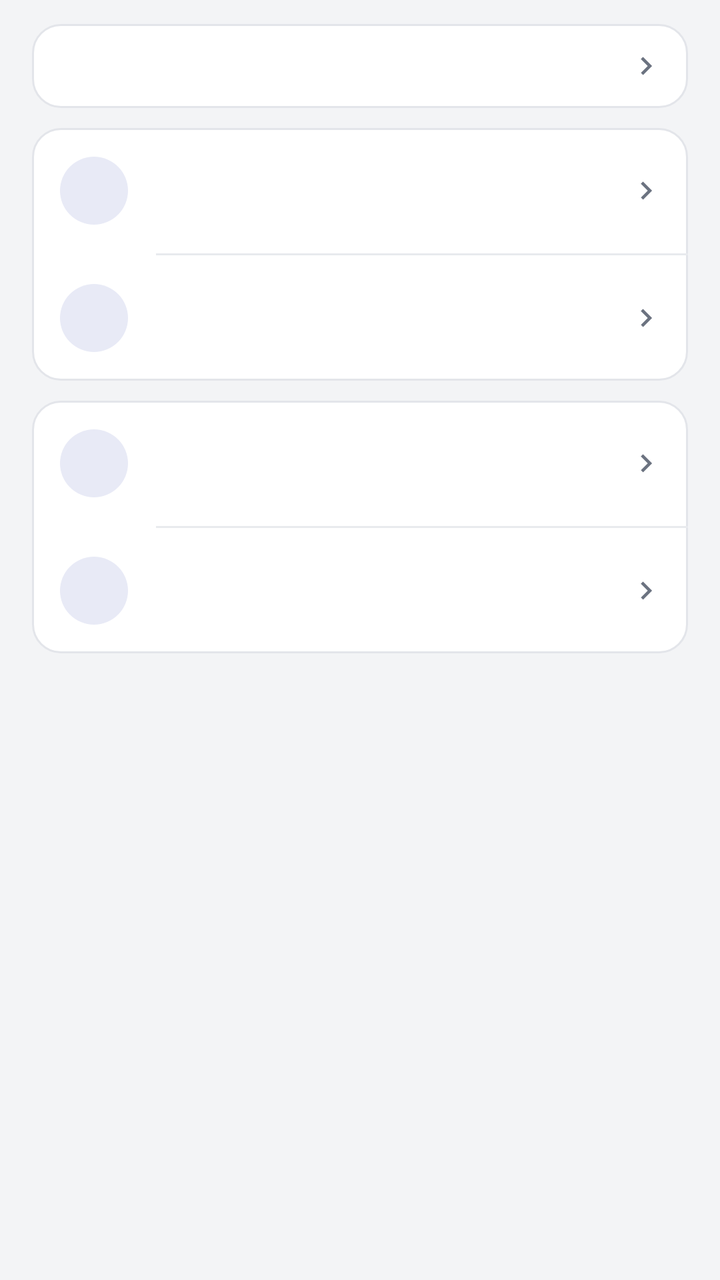
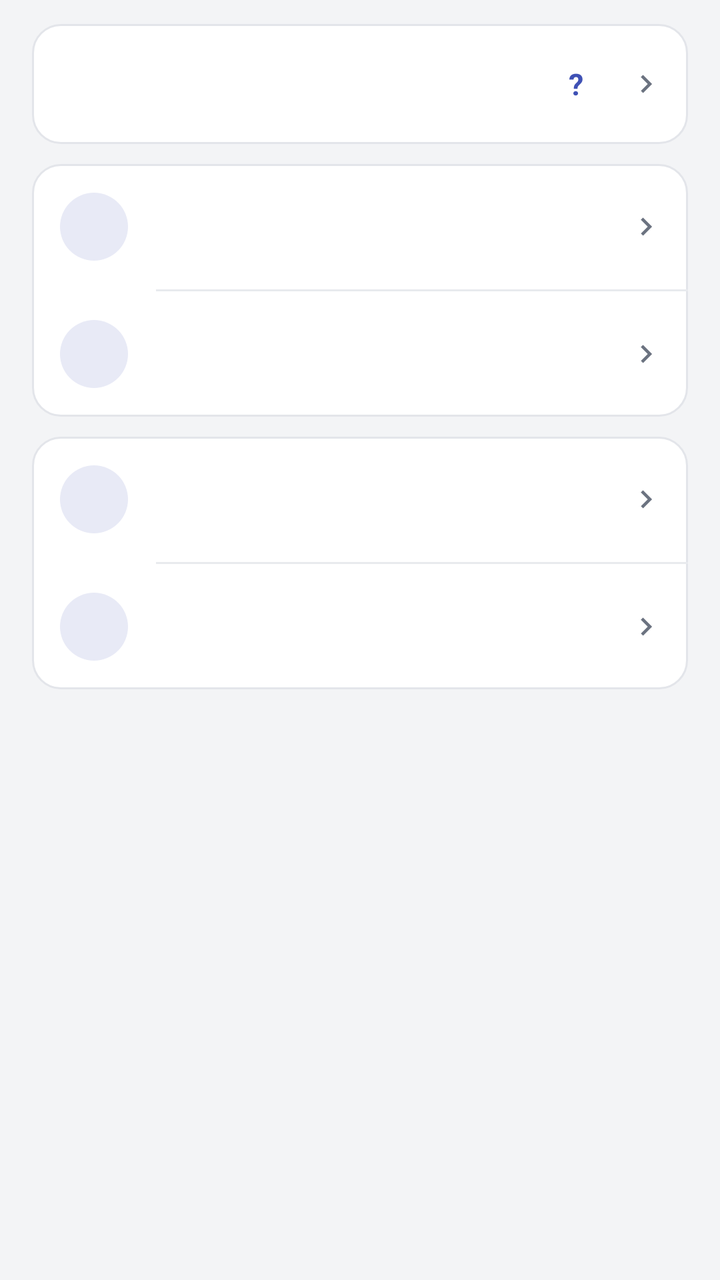

Screens rendered from an Android XML layout before and after an edit, with the pre-edit source and the edit as a unified diff.
<!-- AndroidManifest.xml: activity theme AppTheme -->
<!-- res/layout/activity_main.xml -->
<?xml version="1.0" encoding="utf-8"?>
<ScrollView xmlns:android="http://schemas.android.com/apk/res/android"
    android:id="@+id/root"
    android:layout_width="match_parent"
    android:layout_height="match_parent"
    android:background="@color/bg"
    android:fillViewport="true"
    android:scrollbars="vertical">

    <LinearLayout
        android:layout_width="match_parent"
        android:layout_height="wrap_content"
        android:orientation="vertical">

        
        <LinearLayout
            android:layout_width="match_parent"
            android:layout_height="wrap_content"
            android:orientation="vertical"
            android:paddingStart="@dimen/page_pad"
            android:paddingEnd="@dimen/page_pad"
            android:paddingTop="12dp"
            android:paddingBottom="14dp">

            
            <LinearLayout
                android:id="@+id/status_box"
                android:layout_width="match_parent"
                android:layout_height="wrap_content"
                android:orientation="vertical"
                android:background="@drawable/card_bg_press"
                android:clickable="true"
                android:focusable="false"
                android:paddingStart="14dp"
                android:paddingEnd="12dp"
                android:paddingTop="12dp"
                android:paddingBottom="12dp">

                <LinearLayout
                    android:layout_width="match_parent"
                    android:layout_height="wrap_content"
                    android:orientation="horizontal"
                    android:gravity="center_vertical">

                    <TextView
                        android:id="@+id/status_summary"
                        android:layout_width="0dp"
                        android:layout_height="wrap_content"
                        android:layout_weight="1"
                        android:singleLine="true"
                        android:ellipsize="end"
                        android:textSize="13sp"
                        android:textColor="@color/fg_muted" />

                    <ImageView
                        android:id="@+id/status_chevron"
                        android:layout_width="@dimen/row_chevron"
                        android:layout_height="@dimen/row_chevron"
                        android:layout_marginStart="8dp"
                        android:src="@drawable/ic_chevron"
                        android:tint="@color/fg_muted" />
                </LinearLayout>

                
                <TextView
                    android:id="@+id/status_playtime"
                    android:layout_width="match_parent"
                    android:layout_height="wrap_content"
                    android:paddingTop="6dp"
                    android:textSize="12sp"
                    android:singleLine="true"
                    android:ellipsize="end"
                    android:textColor="@color/fg_muted"
                    android:visibility="gone" />

                <TextView
                    android:id="@+id/status_detail"
                    android:layout_width="match_parent"
                    android:layout_height="wrap_content"
                    android:paddingTop="8dp"
                    android:textSize="11sp"
                    android:lineSpacingExtra="4dp"
                    android:textColor="@color/fg_muted"
                    android:visibility="gone" />
            </LinearLayout>

            
            <LinearLayout
                android:id="@+id/btn_continue"
                android:layout_width="match_parent"
                android:layout_height="wrap_content"
                android:layout_marginTop="@dimen/card_gap"
                android:orientation="horizontal"
                android:gravity="center_vertical"
                android:background="@drawable/btn_primary"
                android:clickable="true"
                android:focusable="false"
                android:paddingStart="16dp"
                android:paddingEnd="16dp"
                android:paddingTop="14dp"
                android:paddingBottom="14dp"
                android:visibility="gone">

                <ImageView
                    android:layout_width="20dp"
                    android:layout_height="20dp"
                    android:src="@drawable/ic_play"
                    android:tint="@color/on_accent" />

                
                <TextView
                    android:id="@+id/continue_text"
                    android:layout_width="0dp"
                    android:layout_height="wrap_content"
                    android:layout_weight="1"
                    android:layout_marginStart="10dp"
                    android:maxLines="2"
                    android:ellipsize="end"
                    android:textSize="15sp"
                    android:fontFamily="sans-serif-medium"
                    android:textColor="@color/on_accent" />

            </LinearLayout>

            
            <LinearLayout
                android:layout_width="match_parent"
                android:layout_height="wrap_content"
                android:layout_marginTop="@dimen/card_gap"
                android:orientation="vertical"
                android:background="@drawable/card_bg">

                <include
                    android:id="@+id/row_add_game"
                    layout="@layout/row_action"
                    android:layout_width="match_parent"
                    android:layout_height="wrap_content" />

                <View
                    android:layout_width="match_parent"
                    android:layout_height="1dp"
                    android:layout_marginStart="62dp"
                    android:background="@color/divider" />

                <include
                    android:id="@+id/row_saves"
                    layout="@layout/row_action"
                    android:layout_width="match_parent"
                    android:layout_height="wrap_content" />
            </LinearLayout>

            
            <LinearLayout
                android:layout_width="match_parent"
                android:layout_height="wrap_content"
                android:layout_marginTop="@dimen/card_gap"
                android:orientation="vertical"
                android:background="@drawable/card_bg">

                <include
                    android:id="@+id/row_trash"
                    layout="@layout/row_action"
                    android:layout_width="match_parent"
                    android:layout_height="wrap_content" />

                <View
                    android:layout_width="match_parent"
                    android:layout_height="1dp"
                    android:layout_marginStart="62dp"
                    android:background="@color/divider" />

                <include
                    android:id="@+id/row_open_logs"
                    layout="@layout/row_action"
                    android:layout_width="match_parent"
                    android:layout_height="wrap_content" />
            </LinearLayout>

            
            <include layout="@layout/plugin_section" />
        </LinearLayout>

        
        <LinearLayout
            android:id="@+id/ver_container"
            android:layout_width="match_parent"
            android:layout_height="wrap_content"
            android:orientation="vertical"
            android:paddingStart="@dimen/page_pad"
            android:paddingEnd="@dimen/page_pad"
            android:paddingBottom="12dp" />

        
        <TextView
            android:id="@+id/ver_empty"
            android:layout_width="match_parent"
            android:layout_height="wrap_content"
            android:padding="28dp"
            android:gravity="center"
            android:textAlignment="center"
            android:textSize="13sp"
            android:lineSpacingExtra="4dp"
            android:textColor="@color/fg_muted" />

        
        <View
            android:layout_width="match_parent"
            android:layout_height="@dimen/page_bottom_space" />
    </LinearLayout>
</ScrollView>
<!-- res/layout/row_action.xml (included above) -->
<?xml version="1.0" encoding="utf-8"?>
<LinearLayout xmlns:android="http://schemas.android.com/apk/res/android"
    android:layout_width="match_parent"
    android:layout_height="wrap_content"
    android:orientation="horizontal"
    android:gravity="center_vertical"
    android:background="?android:attr/selectableItemBackground"
    android:clickable="true"
    android:focusable="false"
    android:paddingStart="14dp"
    android:paddingEnd="12dp"
    android:paddingTop="12dp"
    android:paddingBottom="12dp">

    <FrameLayout
        android:layout_width="@dimen/row_icon_box"
        android:layout_height="@dimen/row_icon_box"
        android:background="@drawable/icon_circle">

        <ImageView
            android:id="@+id/act_icon"
            android:layout_width="@dimen/row_icon"
            android:layout_height="@dimen/row_icon"
            android:layout_gravity="center"
            android:tint="@color/accent" />
    </FrameLayout>

    <LinearLayout
        android:layout_width="0dp"
        android:layout_height="wrap_content"
        android:layout_weight="1"
        android:layout_marginStart="14dp"
        android:orientation="vertical">

        <TextView
            android:id="@+id/act_title"
            android:layout_width="match_parent"
            android:layout_height="wrap_content"
            android:singleLine="true"
            android:ellipsize="end"
            android:textSize="15sp"
            android:textColor="@color/fg" />

        <TextView
            android:id="@+id/act_sub"
            android:layout_width="match_parent"
            android:layout_height="wrap_content"
            android:paddingTop="2dp"
            android:textSize="12sp"
            android:textColor="@color/fg_muted" />
    </LinearLayout>

    <ImageView
        android:layout_width="@dimen/row_chevron"
        android:layout_height="@dimen/row_chevron"
        android:layout_marginStart="8dp"
        android:src="@drawable/ic_chevron"
        android:tint="@color/fg_muted" />
</LinearLayout>
<!-- res/layout/plugin_section.xml (included above) -->
<?xml version="1.0" encoding="utf-8"?>
<LinearLayout xmlns:android="http://schemas.android.com/apk/res/android"
    android:id="@+id/plugin_section"
    android:layout_width="match_parent"
    android:layout_height="wrap_content"
    android:layout_marginTop="8dp"
    android:layout_marginBottom="8dp"
    android:background="@drawable/card_bg"
    android:orientation="vertical"
    android:paddingTop="6dp"
    android:paddingBottom="6dp"
    android:visibility="gone">

    <TextView
        android:id="@+id/plugin_section_title"
        android:layout_width="match_parent"
        android:layout_height="wrap_content"
        android:paddingStart="14dp"
        android:paddingEnd="14dp"
        android:paddingTop="6dp"
        android:paddingBottom="2dp"
        android:text="@string/plugin_section_title"
        android:textColor="@color/fg_muted"
        android:textSize="12sp" />

    
    <LinearLayout
        android:id="@+id/plugin_section_body"
        android:layout_width="match_parent"
        android:layout_height="wrap_content"
        android:orientation="vertical" />

    <LinearLayout
        android:id="@+id/plugin_section_rows"
        android:layout_width="match_parent"
        android:layout_height="wrap_content"
        android:orientation="vertical" />
</LinearLayout>
<!-- resources referenced by this layout -->
<resources>
  <color name="accent">#FF3F51B5</color>
  <color name="bg">#FFF3F4F6</color>
  <color name="divider">#FFE8EAEE</color>
  <color name="fg">#FF1A1C1E</color>
  <color name="fg_muted">#FF6B7280</color>
  <color name="on_accent">#FFFFFFFF</color>
  <dimen name="card_gap">10dp</dimen>
  <dimen name="page_bottom_space">24dp</dimen>
  <dimen name="page_pad">16dp</dimen>
  <dimen name="row_chevron">18dp</dimen>
  <dimen name="row_icon">22dp</dimen>
  <dimen name="row_icon_box">34dp</dimen>
  <!-- drawable card_bg (drawable) -->
  <?xml version="1.0" encoding="utf-8"?>
  <shape xmlns:android="http://schemas.android.com/apk/res/android"
      android:shape="rectangle">
      <solid android:color="@color/card" />
      <corners android:radius="14dp" />
      <stroke android:width="1dp" android:color="@color/card_stroke" />
  </shape>
  <!-- drawable ic_play (drawable) -->
  <?xml version="1.0" encoding="utf-8"?>
  <vector xmlns:android="http://schemas.android.com/apk/res/android"
      android:width="24dp"
      android:height="24dp"
      android:viewportWidth="24"
      android:viewportHeight="24">
      <path
          android:fillColor="@color/icon_tint"
          android:pathData="M8,5v14l11,-7z" />
  </vector>
  <!-- drawable icon_circle (drawable) -->
  <?xml version="1.0" encoding="utf-8"?>
  <shape xmlns:android="http://schemas.android.com/apk/res/android"
      android:shape="oval">
      <solid android:color="@color/accent_soft" />
  </shape>
  <string name="plugin_section_title">Plug-ins</string>
  <color name="accent_press">#FF303F9F</color>
  <color name="card">#FFFFFFFF</color>
  <color name="card_stroke">#FFE3E5EA</color>
  <color name="card_press">#FFEFF1F5</color>
  <color name="icon_tint">#FF5F6368</color>
  <color name="accent_soft">#FFE8EAF6</color>
  <color name="appbar">#FF3F51B5</color>
  <color name="statusbar">#FF303F9F</color>
  <style name="AppBarStyle" parent="android:Widget.Material.ActionBar.Solid">
          <item name="android:background">@color/appbar</item>
          
          <item name="android:elevation">0dp</item>
          
          <item name="android:contentInsetStart">16dp</item>
          <item name="android:titleTextStyle">@style/AppBarTitle</item>
      </style>
  <style name="AppOverflowMenu" parent="@android:style/Widget.Material.PopupMenu.Overflow">
          <item name="android:popupBackground">@drawable/popup_bg</item>
          
          <item name="android:overlapAnchor">false</item>
          <item name="android:dropDownVerticalOffset">4dp</item>
          
          <item name="android:popupElevation">8dp</item>
      </style>
  <style name="AppBarTitle" parent="android:TextAppearance.Material.Widget.ActionBar.Title">
          <item name="android:textColor">@color/on_appbar</item>
          <item name="android:textSize">20sp</item>
          <item name="android:fontFamily">sans-serif-medium</item>
      </style>
  <!-- drawable dlg_bg (drawable) -->
  <?xml version="1.0" encoding="utf-8"?>
  <inset xmlns:android="http://schemas.android.com/apk/res/android"
      android:inset="16dp">
      <shape android:shape="rectangle">
          <solid android:color="@color/card" />
          <corners android:radius="14dp" />
          <stroke android:width="1dp" android:color="@color/card_stroke" />
      </shape>
  </inset>
  <style name="AppDialogAnim">
          <item name="android:windowEnterAnimation">@anim/dialog_instant</item>
      </style>
  <!-- drawable popup_bg (drawable) -->
  <?xml version="1.0" encoding="utf-8"?>
  <shape xmlns:android="http://schemas.android.com/apk/res/android"
      android:shape="rectangle">
      <solid android:color="@color/popup" />
      <corners android:radius="14dp" />
      <stroke android:width="1dp" android:color="@color/popup_stroke" />
  </shape>
  <color name="on_appbar">#FFFFFFFF</color>
  <color name="popup">#FFFFFFFF</color>
  <color name="popup_stroke">#FFD8DCE4</color>
  <!-- unchanged entries left out for length: 5 -->
</resources>

<!-- the commit's change to res/layout/activity_main.xml (unified diff, before → after) -->
@@ -51,6 +51,22 @@
                         android:ellipsize="end"
                         android:textSize="13sp"
                         android:textColor="@color/fg_muted" />
+
+                    
+                    <TextView
+                        android:id="@+id/status_help"
+                        android:layout_width="36dp"
+                        android:layout_height="36dp"
+                        android:layout_gravity="center_vertical"
+                        android:background="?android:attr/selectableItemBackgroundBorderless"
+                        android:clickable="true"
+                        android:contentDescription="@string/glossary_open"
+                        android:focusable="false"
+                        android:gravity="center"
+                        android:text="@string/glossary_mark"
+                        android:textColor="@color/accent"
+                        android:textSize="15sp"
+                        android:textStyle="bold" />
 
                     <ImageView
                         android:id="@+id/status_chevron"
<!-- resource entries referenced after the edit -->
@@ -37,6 +37,8 @@
       android:shape="oval">
       <solid android:color="@color/accent_soft" />
   </shape>
+  <string name="glossary_mark" translatable="false">?</string>
+  <string name="glossary_open">Glossary</string>
   <string name="plugin_section_title">Plug-ins</string>
   <color name="accent_press">#FF303F9F</color>
   <color name="card">#FFFFFFFF</color>
